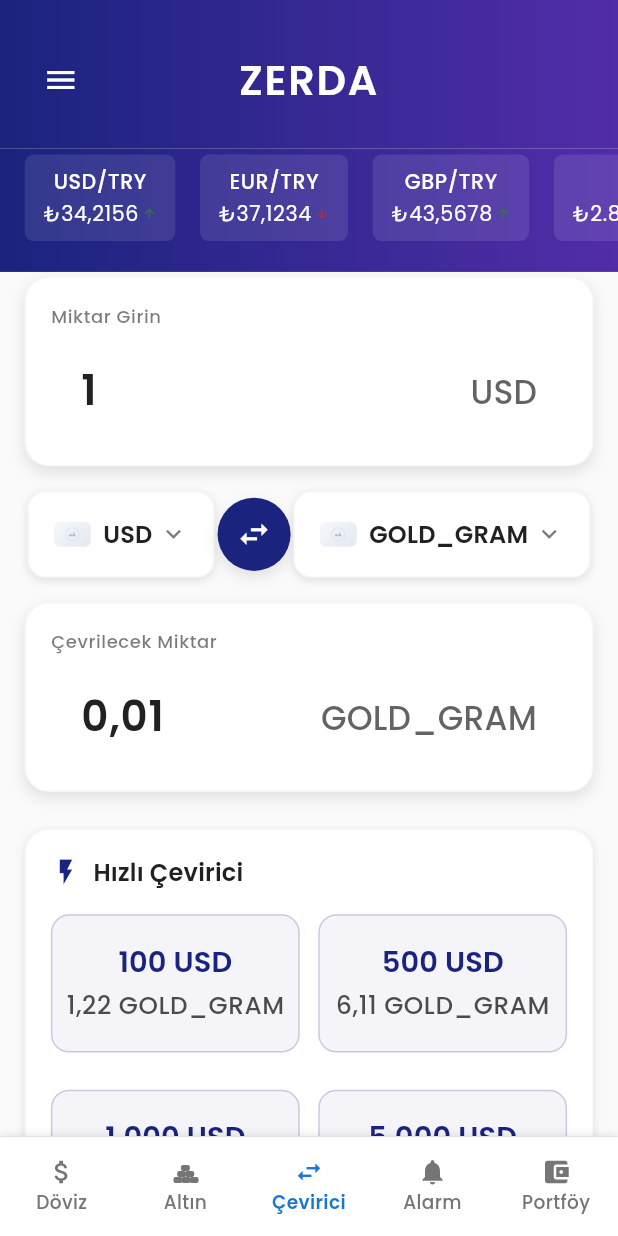
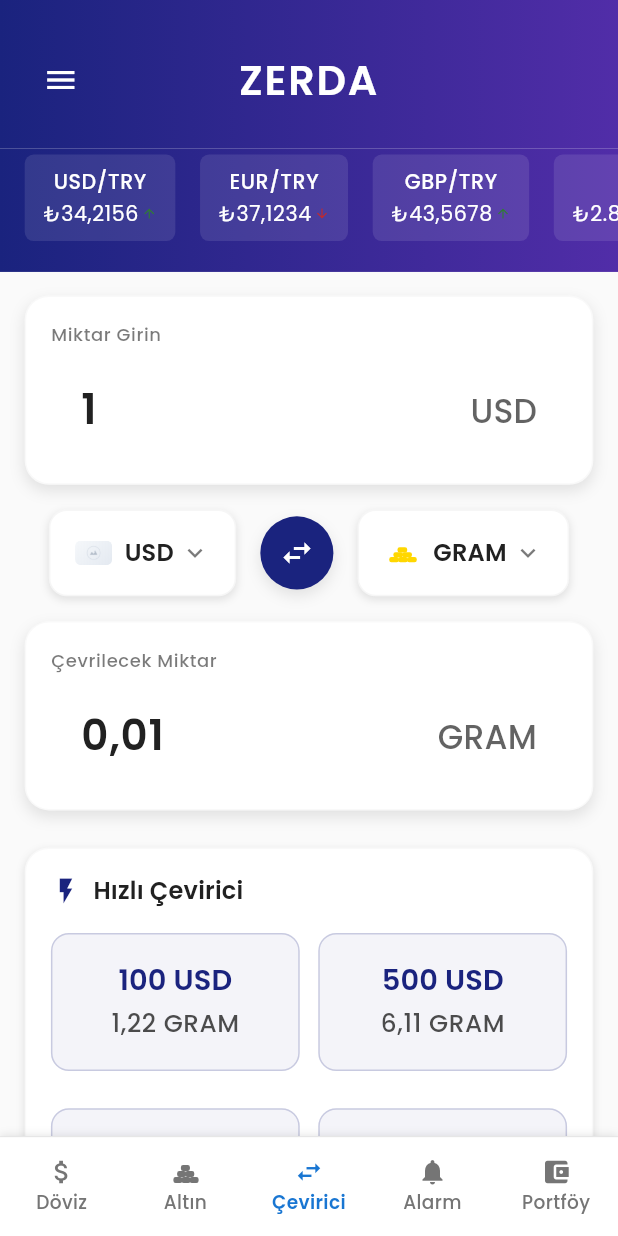
Before and after one commit to PoyrazV/zerda-gold-flutter, a Flutter app: the CurrencyConverterScreen screen opened by its route, on a phone screen of 412 x 824 dp. Run offline on Flutter 3.47's test engine with Material 3 defaults, Android fonts, the phone set to English and light mode, and no system bars; drawn by our look-alikes of cached_network_image; our stand-ins replace connectivity_plus, dio, fl_chart, flutter_svg, fluttertoast, google_fonts and 2 more; accounts and stored records are empty; network calls fail.

Commit message:
Enhance currency converter with simplified gold currency codes and pyramid-shaped icons
- Replace GOLD_GRAM, GOLD_QUARTER, GOLD_HALF, GOLD_FULL, GOLD_OUNCE with GRAM, ÇEYREK, YARIM, TAM, ONS
- Add custom gold bars icon (pyramid-shaped) for all gold currencies in selector and picker
- Style icons with golden color (#FFD700) and larger sizes for better visibility
- Add spacing between header and amount input section for improved layout
- Update exchange rate logic to work with new simplified currency codes

🤖 Generated with [Claude Code](https://claude.ai/code)

Co-Authored-By: Claude <noreply@anthropic.com>

```diff
--- a/lib/presentation/currency_converter_screen/currency_converter_screen.dart
+++ b/lib/presentation/currency_converter_screen/currency_converter_screen.dart
@@ -39,7 +39,7 @@ class _CurrencyConverterScreenState extends State<CurrencyConverterScreen>
   };
 
   Map<String, dynamic> _toCurrency = {
-    "code": "GOLD_GRAM",
+    "code": "GRAM",
     "name": "Gram Altın",
     "flag": "https://cdn-icons-png.flaticon.com/512/2583/2583788.png",
     "symbol": "gr"
@@ -162,52 +162,52 @@ class _CurrencyConverterScreenState extends State<CurrencyConverterScreen>
       _changePercentage = 0.12;
     }
     // Currency to Gold rates (TRY to Gold)
-    else if (fromCode == 'TRY' && toCode == 'GOLD_GRAM') {
+    else if (fromCode == 'TRY' && toCode == 'GRAM') {
       _exchangeRate = 1 / 2654.30; // 1 TRY = ? gram gold
       _changePercentage = 0.65;
-    } else if (fromCode == 'TRY' && toCode == 'GOLD_QUARTER') {
+    } else if (fromCode == 'TRY' && toCode == 'ÇEYREK') {
       _exchangeRate = 1 / 2891.75; // 1 TRY = ? quarter gold
       _changePercentage = 0.85;
-    } else if (fromCode == 'TRY' && toCode == 'GOLD_HALF') {
+    } else if (fromCode == 'TRY' && toCode == 'YARIM') {
       _exchangeRate = 1 / 5783.50; // 1 TRY = ? half gold
       _changePercentage = 1.12;
-    } else if (fromCode == 'TRY' && toCode == 'GOLD_FULL') {
+    } else if (fromCode == 'TRY' && toCode == 'TAM') {
       _exchangeRate = 1 / 11567.00; // 1 TRY = ? full gold
       _changePercentage = 0.95;
-    } else if (fromCode == 'TRY' && toCode == 'GOLD_OUNCE') {
+    } else if (fromCode == 'TRY' && toCode == 'ONS') {
       _exchangeRate = 1 / 2746.85; // 1 TRY = ? ounce gold (USD)
       _changePercentage = -0.25;
     }
     // Gold to Currency rates (Gold to TRY)
-    else if (fromCode == 'GOLD_GRAM' && toCode == 'TRY') {
+    else if (fromCode == 'GRAM' && toCode == 'TRY') {
       _exchangeRate = 2654.30; // 1 gram gold = ? TRY
       _changePercentage = 0.65;
-    } else if (fromCode == 'GOLD_QUARTER' && toCode == 'TRY') {
+    } else if (fromCode == 'ÇEYREK' && toCode == 'TRY') {
       _exchangeRate = 2891.75; // 1 quarter gold = ? TRY
       _changePercentage = 0.85;
-    } else if (fromCode == 'GOLD_HALF' && toCode == 'TRY') {
+    } else if (fromCode == 'YARIM' && toCode == 'TRY') {
       _exchangeRate = 5783.50; // 1 half gold = ? TRY
       _changePercentage = 1.12;
-    } else if (fromCode == 'GOLD_FULL' && toCode == 'TRY') {
+    } else if (fromCode == 'TAM' && toCode == 'TRY') {
       _exchangeRate = 11567.00; // 1 full gold = ? TRY
       _changePercentage = 0.95;
-    } else if (fromCode == 'GOLD_OUNCE' && toCode == 'TRY') {
+    } else if (fromCode == 'ONS' && toCode == 'TRY') {
       _exchangeRate = 2746.85 * 32.4567; // 1 ounce gold = ? TRY (via USD)
       _changePercentage = -0.25;
     }
     // Gold to Gold conversions
-    else if (fromCode == 'GOLD_GRAM' && toCode == 'GOLD_QUARTER') {
+    else if (fromCode == 'GRAM' && toCode == 'ÇEYREK') {
       _exchangeRate = 2654.30 / 2891.75;
       _changePercentage = 0.20;
-    } else if (fromCode == 'GOLD_QUARTER' && toCode == 'GOLD_GRAM') {
+    } else if (fromCode == 'ÇEYREK' && toCode == 'GRAM') {
       _exchangeRate = 2891.75 / 2654.30;
       _changePercentage = -0.20;
     }
     // USD to Gold rates
-    else if (fromCode == 'USD' && toCode == 'GOLD_GRAM') {
+    else if (fromCode == 'USD' && toCode == 'GRAM') {
       _exchangeRate = 32.4567 / 2654.30; // USD to TRY to Gold
       _changePercentage = 1.10;
-    } else if (fromCode == 'USD' && toCode == 'GOLD_OUNCE') {
+    } else if (fromCode == 'USD' && toCode == 'ONS') {
       _exchangeRate = 1 / 2746.85; // 1 USD = ? ounce gold
       _changePercentage = 0.70;
     }
@@ -265,6 +265,9 @@ class _CurrencyConverterScreenState extends State<CurrencyConverterScreen>
               child: Column(
                 crossAxisAlignment: CrossAxisAlignment.start,
                 children: [
+                    // Add spacing between header/ticker and content
+                    SizedBox(height: 1.5.h),
+
                     // From amount input
                     AmountInputWidget(
                       controller: _fromAmountController,
--- a/lib/presentation/currency_converter_screen/widgets/currency_selector_widget.dart
+++ b/lib/presentation/currency_converter_screen/widgets/currency_selector_widget.dart
@@ -2,6 +2,7 @@ import 'package:flutter/material.dart';
 import 'package:sizer/sizer.dart';
 
 import '../../../core/app_export.dart';
+import '../../../widgets/gold_bars_icon.dart';
 
 class CurrencySelectorWidget extends StatelessWidget {
   final String currencyCode;
@@ -14,6 +15,10 @@ class CurrencySelectorWidget extends StatelessWidget {
     required this.flagUrl,
     required this.onTap,
   }) : super(key: key);
+
+  bool _isGoldCurrency(String code) {
+    return ['GRAM', 'ÇEYREK', 'YARIM', 'TAM', 'ONS'].contains(code);
+  }
 
   @override
   Widget build(BuildContext context) {
@@ -40,13 +45,24 @@ class CurrencySelectorWidget extends StatelessWidget {
         child: Row(
           mainAxisSize: MainAxisSize.min,
           children: [
-            ClipRRect(
+            Container(
+              width: 6.w,
+              height: 4.w,
+              child: _isGoldCurrency(currencyCode)
+                  ? Center(
+                      child: GoldBarsIcon(
+                        color: const Color(0xFFFFD700), // Gold color
+                        size: 22,
+                      ),
+                    )
+                  : ClipRRect(
                       borderRadius: BorderRadius.circular(4),
                       child: CustomImageWidget(
                         imageUrl: flagUrl,
                         width: 6.w,
                         height: 4.w,
                         fit: BoxFit.cover,
+                      ),
                     ),
             ),
             SizedBox(width: 2.w),
```
Also changed, not shown: lib/presentation/currency_converter_screen/widgets/currency_picker_bottom_sheet.dart (+22 -6 lines). Lines whose indentation alone changed are shown as unchanged.
